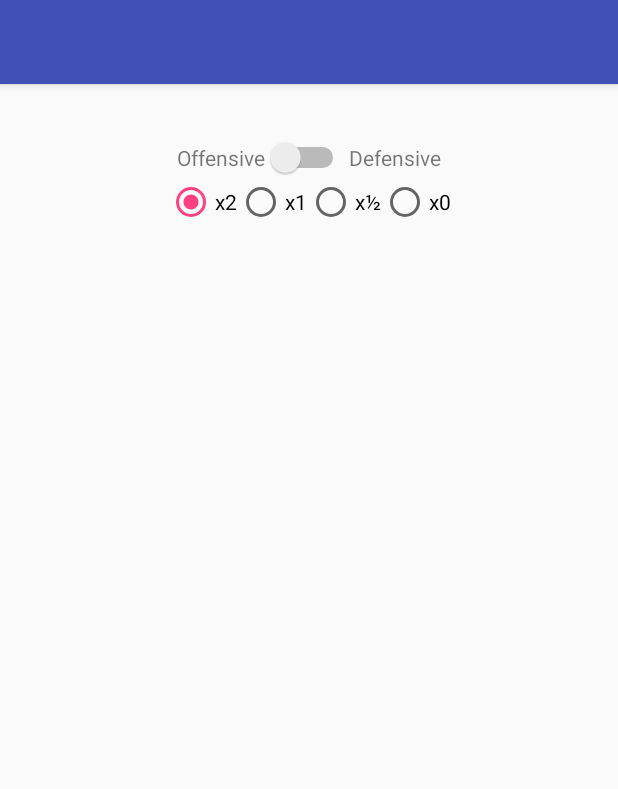
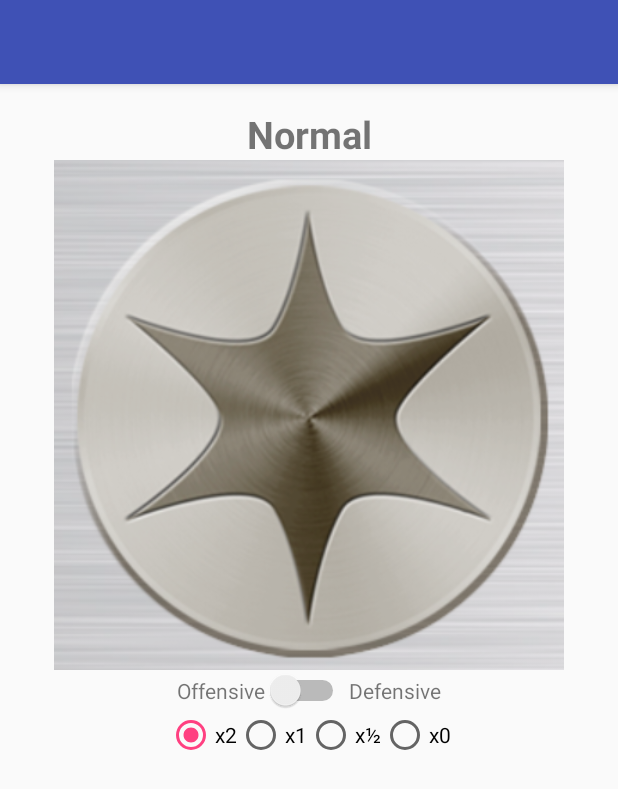
Before and after one commit to bit0001/MyPokemon, an Android app: the TypeActivity screen opened directly, with no data from a screen before it, on a phone screen of 412 x 824 dp. Shown: the top 789 px of the screen. Run offline under Robolectric (Android 15) with nearby library versions, the phone set to English and light mode, and no system bars.

Commit message:
Change font of type name

```diff
--- a/app/src/main/java/com/m/mypokemon/Type.java
+++ b/app/src/main/java/com/m/mypokemon/Type.java
@@ -64,14 +64,30 @@ public class Type {
     }
 
     private String name;
-    private int photoId;
+    private int imageId;
     private TypeProperty offensive;
     private TypeProperty defensive;
 
-    Type(String name, int photoId, TypeProperty offensive, TypeProperty defensive) {
-        this.photoId = photoId;
+    Type(String name, int imageId, TypeProperty offensive, TypeProperty defensive) {
+        this.imageId = imageId;
         this.name = name;
         this.offensive = offensive;
         this.defensive = defensive;
     }
+
+    public TypeProperty getDefensive() {
+        return defensive;
+    }
+
+    public String getName() {
+        return name;
+    }
+
+    public TypeProperty getOffensive() {
+        return offensive;
+    }
+
+    public int getImageId() {
+        return imageId;
+    }
 }
--- a/app/src/main/java/com/m/mypokemon/TypeActivity.java
+++ b/app/src/main/java/com/m/mypokemon/TypeActivity.java
@@ -6,15 +6,26 @@ import android.support.design.widget.Snackbar;
 import android.support.v7.app.AppCompatActivity;
 import android.support.v7.widget.Toolbar;
 import android.view.View;
+import android.widget.ImageView;
+import android.widget.TextView;
 
 public class TypeActivity extends AppCompatActivity {
 
     public static final String POKEMON_TYPE = "pokemonType";
+    public static Type type;
 
     @Override
     protected void onCreate(Bundle savedInstanceState) {
         super.onCreate(savedInstanceState);
         setContentView(R.layout.activity_type);
+        type = Type.NORMAL;
+
+        TextView name = (TextView) findViewById(R.id.type_name);
+        ImageView image = (ImageView) findViewById(R.id.type_image);
+
+
+        name.setText(type.getName());
+        image.setImageResource(type.getImageId());
     }
 
 }
--- a/app/src/main/res/layout/content_type.xml
+++ b/app/src/main/res/layout/content_type.xml
@@ -17,7 +17,9 @@
         android:id="@+id/type_name"
         android:layout_width="match_parent"
         android:layout_height="wrap_content"
-        android:gravity="center"/>
+        android:gravity="center"
+        android:textSize="25dp"
+        android:textStyle="bold"/>
 
     <ImageView
         android:id="@+id/type_image"
```
